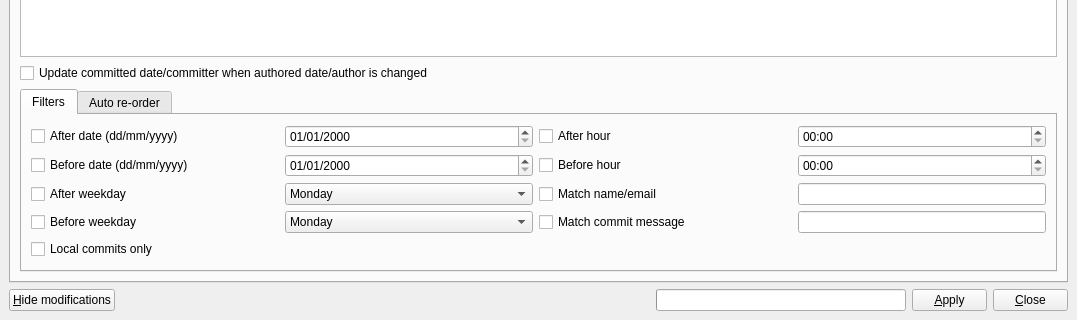
The window that gitbuster/main_window.ui (mike-perdide/gitbuster) describes before a commit, drawn with Qt 5; both pictures show x 0 to 1077 and y 388 to 708 of the 1077 by 708 pixel window.
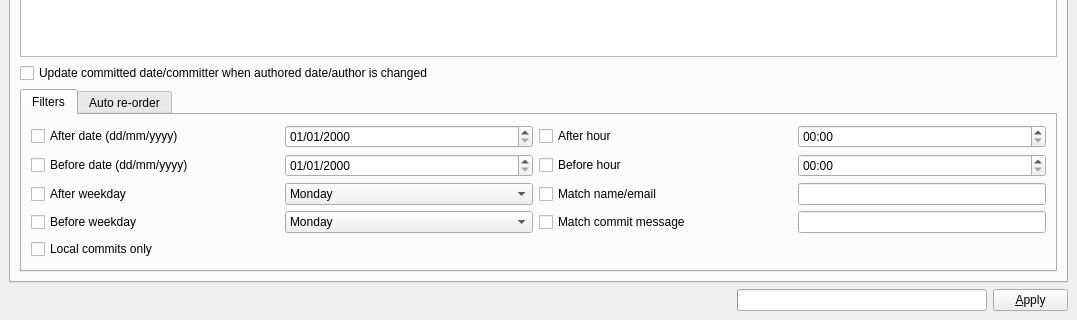
The same window after the commit. Icons and pictures are not drawn.

Commit message: Removing toggleModificationsButton and cancelButton.

```diff
--- a/gitbuster/main_window.ui
+++ b/gitbuster/main_window.ui
@@ -966,7 +966,7 @@
     </item>
     <item row="1" column="1">
      <layout class="QGridLayout" name="gridLayout_3">
-      <item row="0" column="3">
+      <item row="0" column="2">
        <widget class="QPushButton" name="applyButton">
         <property name="maximumSize">
          <size>
@@ -982,39 +982,7 @@
         </property>
        </widget>
       </item>
-      <item row="0" column="4">
-       <widget class="QPushButton" name="cancelButton">
-        <property name="maximumSize">
-         <size>
-          <width>75</width>
-          <height>16777215</height>
-         </size>
-        </property>
-        <property name="text">
-         <string>&amp;Close</string>
-        </property>
-        <property name="shortcut">
-         <string>Alt+C</string>
-        </property>
-       </widget>
-      </item>
       <item row="0" column="0">
-       <widget class="QPushButton" name="toggleModificationsButton">
-        <property name="maximumSize">
-         <size>
-          <width>120</width>
-          <height>16777215</height>
-         </size>
-        </property>
-        <property name="layoutDirection">
-         <enum>Qt::RightToLeft</enum>
-        </property>
-        <property name="text">
-         <string>&amp;Hide modifications</string>
-        </property>
-       </widget>
-      </item>
-      <item row="0" column="1">
        <spacer name="horizontalSpacer_3">
         <property name="orientation">
          <enum>Qt::Horizontal</enum>
@@ -1027,7 +995,7 @@
         </property>
        </spacer>
       </item>
-      <item row="0" column="2">
+      <item row="0" column="1">
        <widget class="QProgressBar" name="progressBar">
         <property name="maximumSize">
          <size>
```
Left out of the diff: 2 changed lines with no effect on the pictures. The commit also changes 1 other file.
